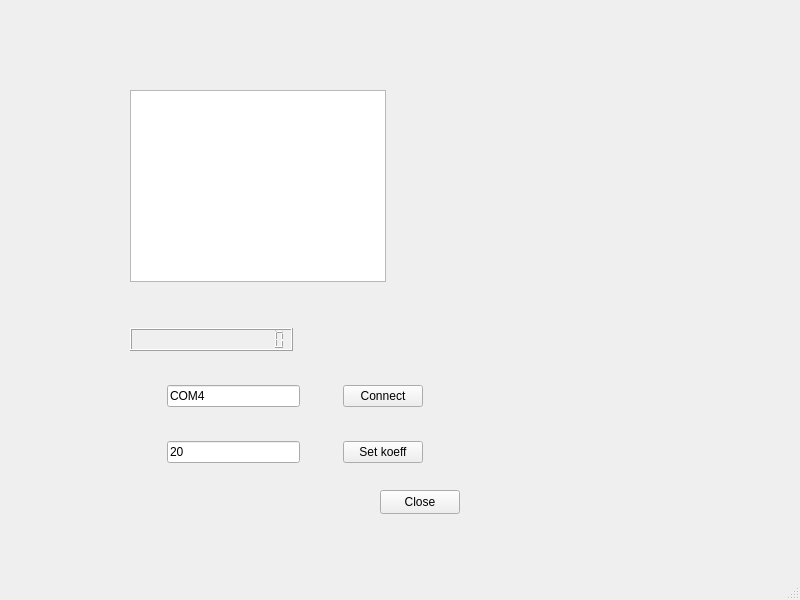
The window that DPP_qmake/mainwindow.ui (AClockworkParrot/PulseDetectorProg) describes before a commit, drawn with Qt 5.
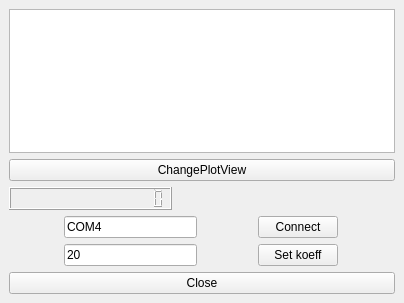
The same window after the commit.

```diff
--- a/DPP_qmake/mainwindow.ui
+++ b/DPP_qmake/mainwindow.ui
@@ -6,24 +6,59 @@
    <rect>
     <x>0</x>
     <y>0</y>
-    <width>800</width>
-    <height>600</height>
+    <width>404</width>
+    <height>303</height>
    </rect>
   </property>
   <property name="windowTitle">
    <string>MainWindow</string>
   </property>
   <widget class="QWidget" name="centralwidget">
-   <widget class="QWidget" name="layoutWidget">
-    <property name="geometry">
-     <rect>
-      <x>130</x>
-      <y>300</y>
-      <width>331</width>
-      <height>191</height>
-     </rect>
-    </property>
-    <layout class="QVBoxLayout" name="verticalLayout">
+   <property name="enabled">
+    <bool>true</bool>
+   </property>
+   <property name="sizePolicy">
+    <sizepolicy hsizetype="Expanding" vsizetype="Expanding">
+     <horstretch>0</horstretch>
+     <verstretch>0</verstretch>
+    </sizepolicy>
+   </property>
+   <property name="maximumSize">
+    <size>
+     <width>474</width>
+     <height>483</height>
+    </size>
+   </property>
+   <layout class="QVBoxLayout" name="verticalLayout_4">
+    <item>
+     <layout class="QVBoxLayout" name="verticalLayout_3">
+      <item>
+       <layout class="QVBoxLayout" name="verticalLayout_2">
+        <property name="sizeConstraint">
+         <enum>QLayout::SizeConstraint::SetMaximumSize</enum>
+        </property>
+        <item>
+         <layout class="QVBoxLayout" name="verticalLayout" stretch="5,0,1,1,1">
+          <property name="sizeConstraint">
+           <enum>QLayout::SizeConstraint::SetMaximumSize</enum>
+          </property>
+          <item>
+           <widget class="QGraphicsView" name="graphicsView">
+            <property name="sizePolicy">
+             <sizepolicy hsizetype="Expanding" vsizetype="Expanding">
+              <horstretch>0</horstretch>
+              <verstretch>0</verstretch>
+             </sizepolicy>
+            </property>
+           </widget>
+          </item>
+          <item>
+           <widget class="QPushButton" name="pushButton">
+            <property name="text">
+             <string>ChangePlotView</string>
+            </property>
+           </widget>
+          </item>
      <item>
       <widget class="QLCDNumber" name="lcdNumber">
        <property name="sizePolicy">
@@ -104,30 +139,19 @@
       </layout>
      </item>
     </layout>
-   </widget>
+        </item>
+       </layout>
+      </item>
+      <item>
    <widget class="QPushButton" name="closeButton">
-    <property name="geometry">
-     <rect>
-      <x>380</x>
-      <y>490</y>
-      <width>80</width>
-      <height>24</height>
-     </rect>
-    </property>
     <property name="text">
      <string>Close</string>
     </property>
    </widget>
-   <widget class="QGraphicsView" name="graphicsView">
-    <property name="geometry">
-     <rect>
-      <x>130</x>
-      <y>90</y>
-      <width>256</width>
-      <height>192</height>
-     </rect>
-    </property>
-   </widget>
+      </item>
+     </layout>
+    </item>
+   </layout>
   </widget>
   <widget class="QMenuBar" name="menubar">
    <property name="geometry">
@@ -139,7 +163,6 @@
     </rect>
    </property>
   </widget>
-  <widget class="QStatusBar" name="statusbar"/>
  </widget>
  <resources/>
  <connections/>
```
Left out of the diff: 2 changed lines with no effect on the pictures. Lines whose indentation alone changed are shown as unchanged.
